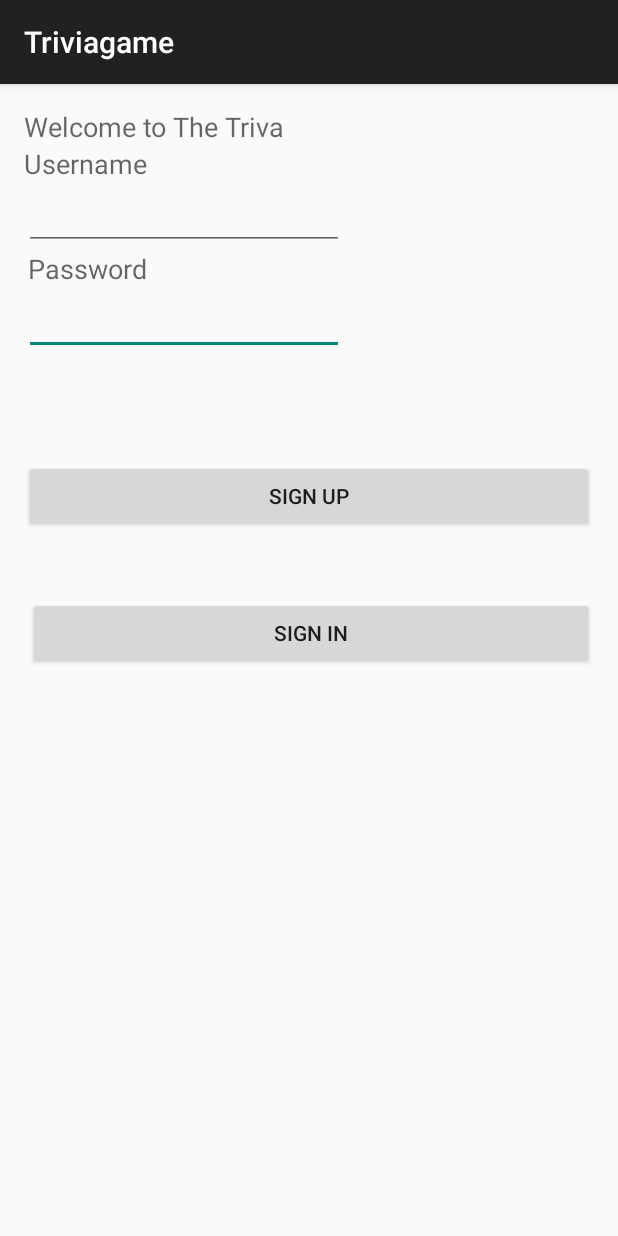
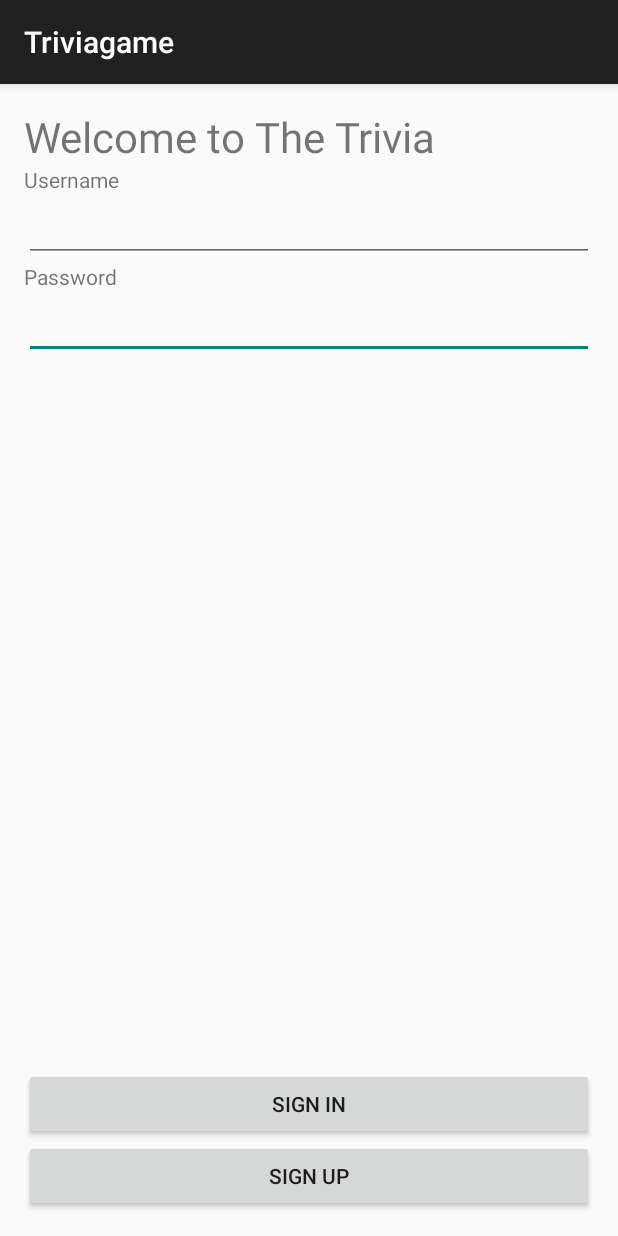
Before and after one commit to codyhh09/TriviaApp, an Android app: the screen it shows after launch (MainActivity), on a phone screen of 412 x 824 dp. Run offline under Robolectric (Android 15) with nearby library versions, the phone set to English and light mode, and no system bars.

Commit message:
I have made the design of the login page

```diff
--- a/Triviagame/app/src/main/java/edu/ycp/cs482/triviagame/MainActivity.java
+++ b/Triviagame/app/src/main/java/edu/ycp/cs482/triviagame/MainActivity.java
@@ -44,7 +44,7 @@ public class MainActivity extends ActionBarActivity {
         setContentView(R.layout.login_page);
 
         Button Signin = (Button) findViewById(R.id.signin);
-        Button Signup = (Button) findViewById(R.id.button2);
+        Button Signup = (Button) findViewById(R.id.sign_up);
 
         Signup.setOnClickListener(new View.OnClickListener(){
 
--- a/Triviagame/app/src/main/res/layout/login_page.xml
+++ b/Triviagame/app/src/main/res/layout/login_page.xml
@@ -6,81 +6,72 @@
     android:paddingBottom="@dimen/activity_vertical_margin" tools:context=".MainActivity">
 
     <TextView
-        android:layout_width="wrap_content"
+        android:layout_width="match_parent"
         android:layout_height="wrap_content"
-        android:textAppearance="?android:attr/textAppearanceMedium"
-        android:text="Welcome to The Triva"
+        android:text="@string/trivia"
         android:id="@+id/textView"
         android:layout_alignParentTop="true"
         android:layout_alignParentLeft="true"
-        android:layout_alignParentStart="true" />
+        android:layout_alignParentStart="true"
+        android:fontFamily="Georgia"
+        android:textSize="28dp"/>
+
 
     <TextView
         android:layout_width="wrap_content"
         android:layout_height="wrap_content"
-        android:textAppearance="?android:attr/textAppearanceMedium"
-        android:text="Username"
+        android:text="@string/username"
         android:id="@+id/textView2"
         android:layout_below="@+id/textView"
         android:layout_alignParentLeft="true"
-        android:layout_alignParentStart="true" />
+        android:layout_alignParentStart="true"
+        android:fontFamily="Georgia"/>
 
     <TextView
         android:layout_width="wrap_content"
         android:layout_height="wrap_content"
-        android:textAppearance="?android:attr/textAppearanceMedium"
-        android:text="Password"
+        android:text="@string/password"
         android:id="@+id/textView3"
         android:focusable="false"
         android:focusableInTouchMode="false"
         android:layout_below="@+id/editText2"
-        android:layout_alignRight="@+id/textView2"
-        android:layout_alignEnd="@+id/textView2" />
+        android:fontFamily="Georgia"/>
 
     <EditText
-        android:layout_width="wrap_content"
+        android:layout_width="match_parent"
         android:layout_height="wrap_content"
         android:inputType="textPassword"
         android:ems="10"
         android:id="@+id/editText"
-        android:layout_below="@+id/textView3"
-        android:layout_alignParentLeft="true"
-        android:layout_alignParentStart="true" />
+        android:layout_below="@+id/textView3" />
 
     <EditText
-        android:layout_width="wrap_content"
+        android:layout_width="match_parent"
         android:layout_height="wrap_content"
         android:id="@+id/editText2"
         android:layout_below="@+id/textView2"
         android:layout_alignParentLeft="true"
-        android:layout_alignParentStart="true"
-        android:layout_alignRight="@+id/editText"
-        android:layout_alignEnd="@+id/editText"
-        android:phoneNumber="false"
-        android:singleLine="true" />
+        android:layout_alignParentStart="true"/>
 
     <Button
         android:layout_width="wrap_content"
         android:layout_height="wrap_content"
-        android:text="Sign up"
-        android:id="@+id/button2"
-        android:layout_marginTop="70dp"
-        android:layout_below="@+id/editText"
+        android:text="@string/sign_up"
+        android:id="@+id/sign_up"
+        android:layout_alignParentBottom="true"
         android:layout_alignParentLeft="true"
         android:layout_alignParentStart="true"
-        android:layout_alignRight="@+id/editText"
-        android:layout_alignEnd="@+id/editText"
+        android:layout_alignParentRight="true"
         android:layout_alignParentEnd="true" />
 
     <Button
         android:layout_width="wrap_content"
         android:layout_height="wrap_content"
-        android:text="Sign in"
+        android:text="@string/sign_in"
         android:id="@+id/signin"
-        android:layout_below="@+id/button2"
-        android:layout_alignLeft="@+id/textView3"
-        android:layout_alignStart="@+id/textView3"
-        android:layout_marginTop="43dp"
-        android:layout_alignRight="@+id/button2"
-        android:layout_alignEnd="@+id/button2" />
+        android:layout_above="@+id/sign_up"
+        android:layout_alignParentLeft="true"
+        android:layout_alignParentStart="true"
+        android:layout_alignRight="@+id/sign_up"
+        android:layout_alignEnd="@+id/sign_up" />
 </RelativeLayout>
--- a/Triviagame/app/src/main/res/values/strings.xml
+++ b/Triviagame/app/src/main/res/values/strings.xml
@@ -2,7 +2,11 @@
 <resources>
 
     <string name="app_name">Triviagame</string>
-    <string name="hello_world">Hello world!</string>
+    <string name="sign_in">Sign in</string>
+    <string name="sign_up">Sign up</string>
     <string name="action_settings">Settings</string>
+    <string name="password">Password</string>
+    <string name="username">Username</string>
+    <string name="trivia">Welcome to The Trivia</string>
 
 </resources>
```
